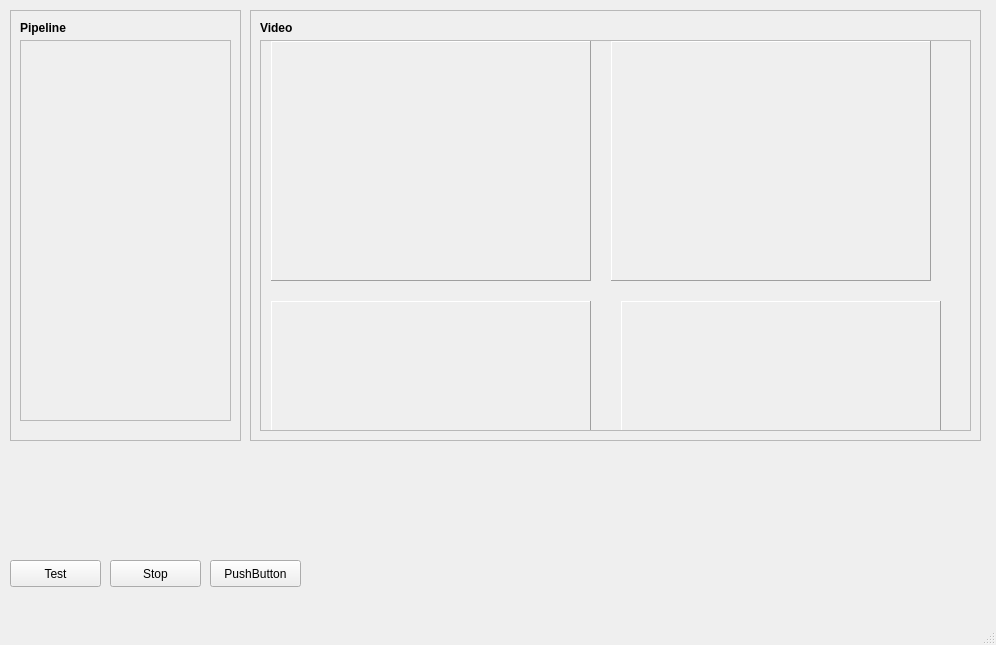
Before: the Qt Designer form src/pipeline/PipelineEditorWindow.ui in guyvdb/Multi-Touch, drawn with Qt 5.
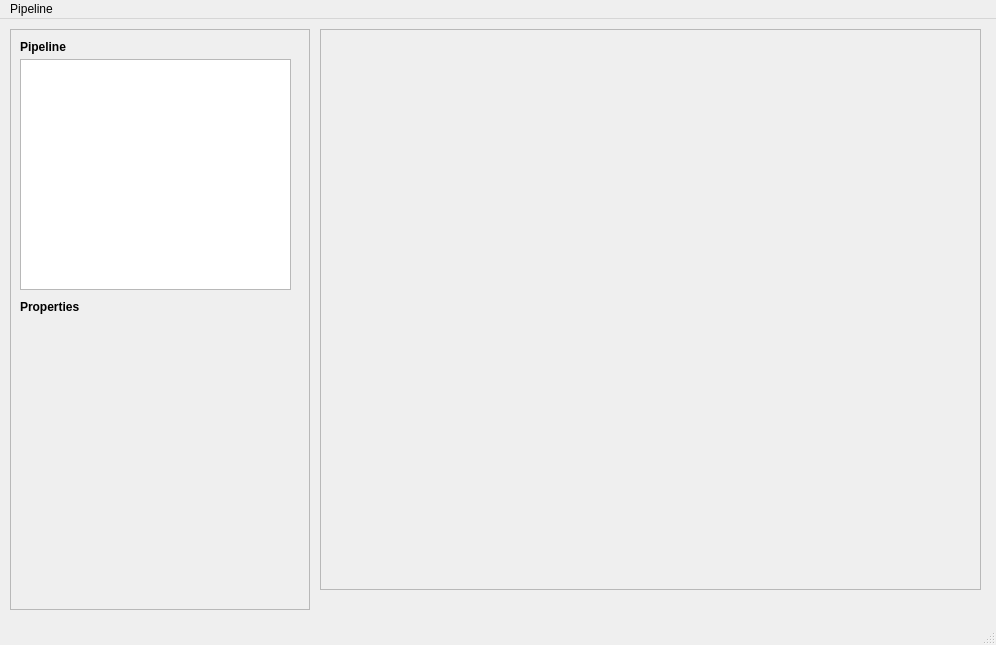
After: the same form once the commit is applied.

Commit message: Work on more modules of libmtv

```diff
--- a/src/pipeline/PipelineEditorWindow.ui
+++ b/src/pipeline/PipelineEditorWindow.ui
@@ -19,8 +19,8 @@
      <rect>
       <x>10</x>
       <y>10</y>
-      <width>231</width>
-      <height>431</height>
+      <width>300</width>
+      <height>581</height>
      </rect>
     </property>
     <property name="frameShape">
@@ -48,43 +48,43 @@
       <string>Pipeline</string>
      </property>
     </widget>
-    <widget class="QScrollArea" name="pipelineScrollBox">
+    <widget class="QListWidget" name="listModules">
      <property name="geometry">
       <rect>
        <x>10</x>
        <y>30</y>
-       <width>211</width>
-       <height>381</height>
+       <width>271</width>
+       <height>231</height>
       </rect>
      </property>
-     <property name="verticalScrollBarPolicy">
-      <enum>Qt::ScrollBarAsNeeded</enum>
+    </widget>
+    <widget class="QLabel" name="label_3">
+     <property name="geometry">
+      <rect>
+       <x>10</x>
+       <y>270</y>
+       <width>81</width>
+       <height>16</height>
+      </rect>
      </property>
-     <property name="horizontalScrollBarPolicy">
-      <enum>Qt::ScrollBarAlwaysOff</enum>
+     <property name="font">
+      <font>
+       <weight>75</weight>
+       <bold>true</bold>
+      </font>
      </property>
-     <property name="widgetResizable">
-      <bool>true</bool>
+     <property name="text">
+      <string>Properties</string>
      </property>
-     <widget class="QWidget" name="scrollAreaWidgetContents_2">
-      <property name="geometry">
-       <rect>
-        <x>0</x>
-        <y>0</y>
-        <width>209</width>
-        <height>379</height>
-       </rect>
-      </property>
-     </widget>
     </widget>
    </widget>
    <widget class="QFrame" name="videoFrame">
     <property name="geometry">
      <rect>
-      <x>250</x>
+      <x>320</x>
       <y>10</y>
-      <width>731</width>
-      <height>431</height>
+      <width>661</width>
+      <height>561</height>
      </rect>
     </property>
     <property name="frameShape">
@@ -92,172 +92,6 @@
     </property>
     <property name="frameShadow">
      <enum>QFrame::Raised</enum>
-    </property>
-    <widget class="QLabel" name="label_2">
-     <property name="geometry">
-      <rect>
-       <x>10</x>
-       <y>10</y>
-       <width>60</width>
-       <height>16</height>
-      </rect>
-     </property>
-     <property name="font">
-      <font>
-       <weight>75</weight>
-       <bold>true</bold>
-      </font>
-     </property>
-     <property name="text">
-      <string>Video</string>
-     </property>
-    </widget>
-    <widget class="QScrollArea" name="videoScrollBox">
-     <property name="geometry">
-      <rect>
-       <x>10</x>
-       <y>30</y>
-       <width>711</width>
-       <height>391</height>
-      </rect>
-     </property>
-     <property name="frameShadow">
-      <enum>QFrame::Raised</enum>
-     </property>
-     <property name="verticalScrollBarPolicy">
-      <enum>Qt::ScrollBarAsNeeded</enum>
-     </property>
-     <property name="horizontalScrollBarPolicy">
-      <enum>Qt::ScrollBarAlwaysOff</enum>
-     </property>
-     <property name="widgetResizable">
-      <bool>true</bool>
-     </property>
-     <widget class="QWidget" name="scrollAreaWidgetContents">
-      <property name="geometry">
-       <rect>
-        <x>0</x>
-        <y>0</y>
-        <width>709</width>
-        <height>389</height>
-       </rect>
-      </property>
-      <widget class="QLabel" name="image0">
-       <property name="geometry">
-        <rect>
-         <x>10</x>
-         <y>0</y>
-         <width>320</width>
-         <height>240</height>
-        </rect>
-       </property>
-       <property name="frameShape">
-        <enum>QFrame::Panel</enum>
-       </property>
-       <property name="frameShadow">
-        <enum>QFrame::Raised</enum>
-       </property>
-       <property name="text">
-        <string/>
-       </property>
-      </widget>
-      <widget class="QLabel" name="image1">
-       <property name="geometry">
-        <rect>
-         <x>350</x>
-         <y>0</y>
-         <width>320</width>
-         <height>240</height>
-        </rect>
-       </property>
-       <property name="frameShape">
-        <enum>QFrame::Panel</enum>
-       </property>
-       <property name="frameShadow">
-        <enum>QFrame::Raised</enum>
-       </property>
-       <property name="text">
-        <string/>
-       </property>
-      </widget>
-      <widget class="QLabel" name="image2">
-       <property name="geometry">
-        <rect>
-         <x>10</x>
-         <y>260</y>
-         <width>320</width>
-         <height>240</height>
-        </rect>
-       </property>
-       <property name="frameShape">
-        <enum>QFrame::Panel</enum>
-       </property>
-       <property name="frameShadow">
-        <enum>QFrame::Raised</enum>
-       </property>
-       <property name="text">
-        <string/>
-       </property>
-      </widget>
-      <widget class="QLabel" name="image3">
-       <property name="geometry">
-        <rect>
-         <x>360</x>
-         <y>260</y>
-         <width>320</width>
-         <height>240</height>
-        </rect>
-       </property>
-       <property name="frameShape">
-        <enum>QFrame::Panel</enum>
-       </property>
-       <property name="frameShadow">
-        <enum>QFrame::Raised</enum>
-       </property>
-       <property name="text">
-        <string/>
-       </property>
-      </widget>
-     </widget>
-    </widget>
-   </widget>
-   <widget class="QPushButton" name="pushButton">
-    <property name="geometry">
-     <rect>
-      <x>10</x>
-      <y>560</y>
-      <width>91</width>
-      <height>27</height>
-     </rect>
-    </property>
-    <property name="text">
-     <string>Test</string>
-    </property>
-   </widget>
-   <widget class="QPushButton" name="pushButton_2">
-    <property name="geometry">
-     <rect>
-      <x>110</x>
-      <y>560</y>
-      <width>91</width>
-      <height>27</height>
-     </rect>
-    </property>
-    <property name="text">
-     <string>Stop</string>
-    </property>
-   </widget>
-   <widget class="QPushButton" name="pushButton_3">
-    <property name="geometry">
-     <rect>
-      <x>210</x>
-      <y>560</y>
-      <width>91</width>
-      <height>27</height>
-     </rect>
-    </property>
-    <property name="text">
-     <string>PushButton</string>
     </property>
    </widget>
   </widget>
@@ -270,6 +104,14 @@
      <height>24</height>
     </rect>
    </property>
+   <widget class="QMenu" name="menuPipeline">
+    <property name="title">
+     <string>Pipeline</string>
+    </property>
+    <addaction name="actionLoad"/>
+    <addaction name="actionSave"/>
+   </widget>
+   <addaction name="menuPipeline"/>
   </widget>
   <widget class="QStatusBar" name="statusBar"/>
  </widget>
```
Left out of the diff: 13 changed lines with no effect on the pictures. The commit also changes 59 other files.
